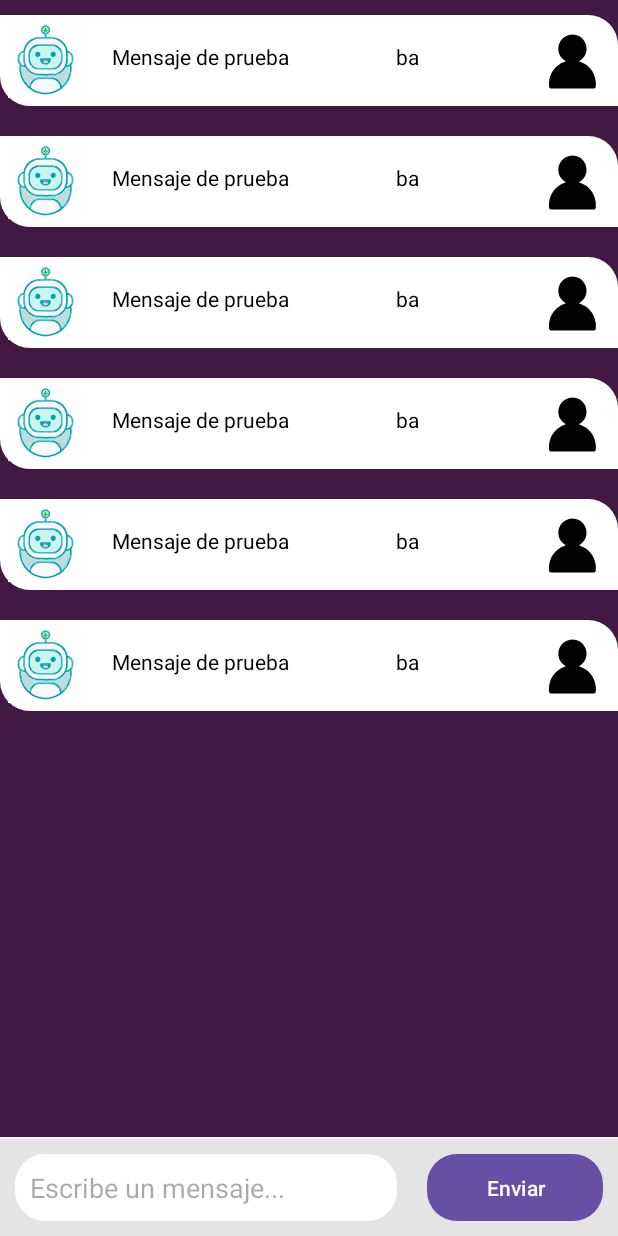
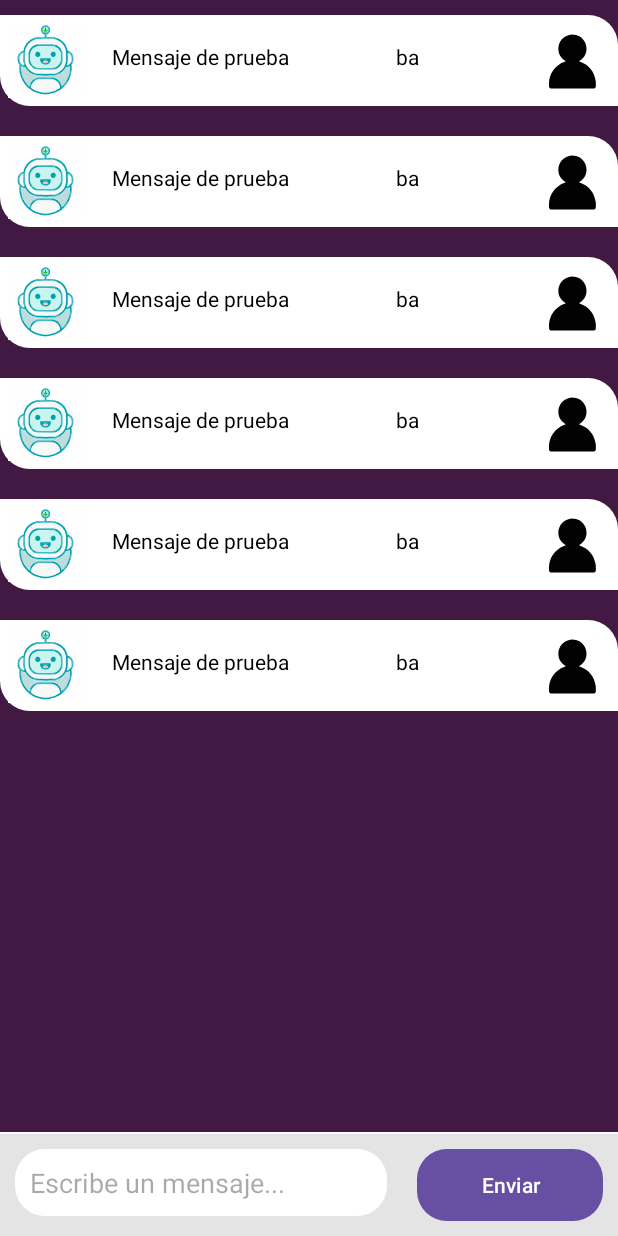
Before and after one commit to Hitgunit/AgribotBeta, an Android app: the layout activity_main.xml on its own in the app's theme, with its tools: preview values and no code run, on a phone screen of 412 x 824 dp. Run offline under Robolectric (Android 15) with nearby library versions, the phone set to English and light mode, and no system bars.

Commit message:
Modificación .xml definitivo
Se modificaron ambos .xml para poder tener las mejores vistas

```diff
--- a/app/src/main/res/layout/activity_main.xml
+++ b/app/src/main/res/layout/activity_main.xml
@@ -5,7 +5,6 @@
     android:layout_width="match_parent"
     android:layout_height="match_parent"
     tools:context=".MainActivity">
-
 
     <LinearLayout
         android:id="@+id/ll_layout_bar"
@@ -15,15 +14,13 @@
         android:background="#E4E4E4"
         android:orientation="horizontal">
 
-
-
         <EditText
             android:id="@+id/et_message"
             android:inputType="textShortMessage"
-            android:layout_width="match_parent"
+            android:layout_width="0dp"
             android:layout_height="wrap_content"
             android:layout_margin="10dp"
-            android:layout_weight=".5"
+            android:layout_weight="1"
             android:background="@drawable/round_button"
             android:backgroundTint="@android:color/white"
             android:hint="Escribe un mensaje..."
@@ -32,10 +29,10 @@
 
         <Button
             android:id="@+id/btn_send"
-            android:layout_width="match_parent"
-            android:layout_height="match_parent"
+            android:layout_width="0dp"
+            android:layout_height="wrap_content"
             android:layout_margin="10dp"
-            android:layout_weight="1"
+            android:layout_weight="0.5"
             android:background="@drawable/round_button"
             android:backgroundTint="#26A69A"
             android:text="Enviar"
@@ -52,7 +49,4 @@
         android:background="@color/backgorund"
         tools:itemCount="20"
         tools:listitem="@layout/message_item" />
-
-
-
 </RelativeLayout>
--- a/app/src/main/res/layout/message_item.xml
+++ b/app/src/main/res/layout/message_item.xml
@@ -4,8 +4,8 @@
     android:layout_height="wrap_content">
 
     <!--Mensaje ususario-->
-
     <LinearLayout
+        android:id="@+id/user_message_layout"
         android:layout_width="wrap_content"
         android:layout_height="wrap_content"
         android:orientation="horizontal"
@@ -13,8 +13,7 @@
         android:background="@drawable/send_round_box"
         android:backgroundTint="@color/white"
         android:layout_marginBottom="10dp"
-        android:layout_marginTop="10dp"
-        >
+        android:layout_marginTop="10dp">
 
         <TextView
             android:id="@+id/tv_message"
@@ -27,41 +26,33 @@
             android:padding="14dp"
             android:text="Mensaje de prueba"
             android:textColor="@android:color/black"
-            android:textSize="14sp"
-
-
-            />
+            android:textSize="14sp" />
 
         <ImageView
             android:id="@+id/iv_user"
             android:layout_width="50dp"
             android:layout_height="50dp"
             android:layout_margin="5dp"
-            android:src="@drawable/ic_user"
-            />
-
+            android:src="@drawable/ic_user" />
     </LinearLayout>
-
-
 
     <!--Mensaje Bot-->
     <LinearLayout
+        android:id="@+id/bot_message_layout"
         android:layout_width="wrap_content"
         android:layout_height="wrap_content"
         android:orientation="horizontal"
         android:background="@drawable/receive_round_box"
         android:backgroundTint="@color/white"
         android:layout_marginBottom="10dp"
-        android:layout_marginTop="10dp"
-        >
+        android:layout_marginTop="10dp">
 
         <ImageView
             android:id="@+id/iv_bot"
             android:layout_width="50dp"
             android:layout_height="50dp"
             android:src="@drawable/ic_bot"
-            android:layout_margin="5dp"
-            />
+            android:layout_margin="5dp" />
 
         <TextView
             android:id="@+id/tv_bot_message"
@@ -74,14 +65,6 @@
             android:padding="14dp"
             android:text="Mensaje de prueba"
             android:textColor="@android:color/black"
-            android:textSize="14sp"
-            android:visibility="visible" />
-
-
-
+            android:textSize="14sp" />
     </LinearLayout>
-
-
-
-
 </RelativeLayout>
```
Also changed, not shown: app/src/main/java/com/example/agribotbeta/MainActivity.kt (+0 -19 lines).
